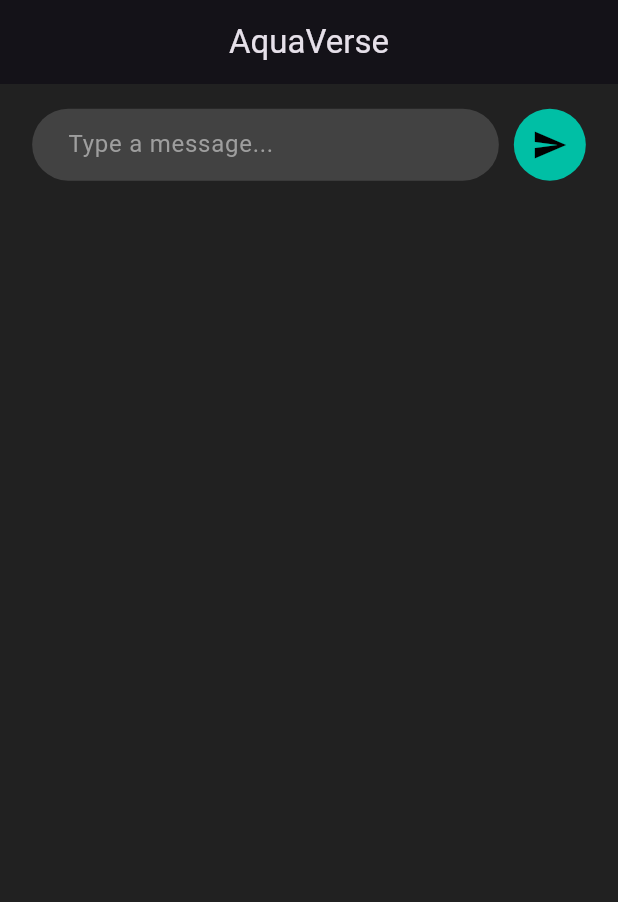
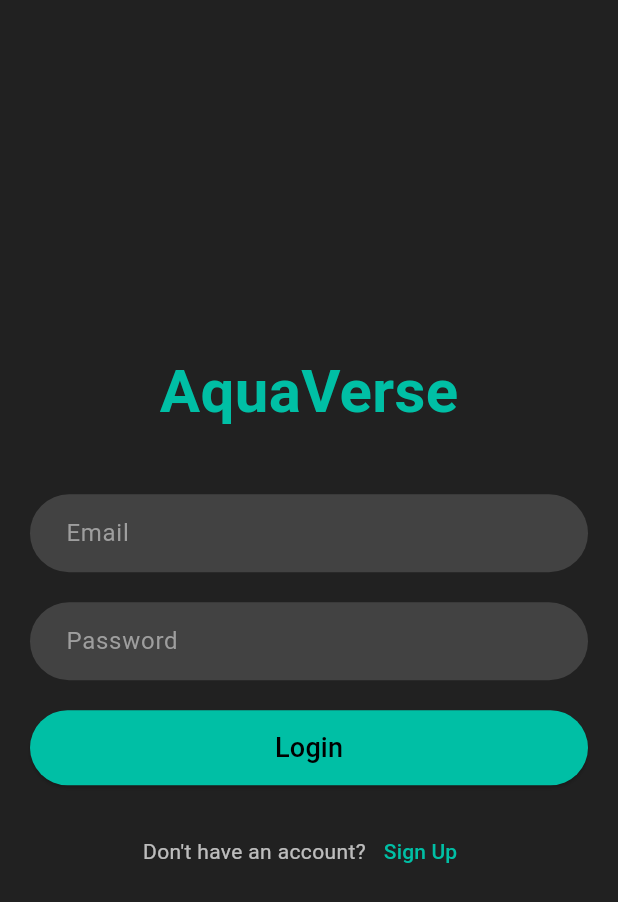
Before and after one commit to palashshrote/gemini_clone, a Flutter app: the screen it shows after launch, on a phone screen of 412 x 824 dp. Shown: the top 902 px of the screen. Run offline on Flutter 3.47's test engine with Material 3 defaults, Android fonts, the phone set to English and light mode, and no system bars; our stand-ins replace bloc, dio, flutter_bloc, flutter_dotenv, flutter_screenutil.

Commit message:
landing page added

```diff
--- a/lib/main.dart
+++ b/lib/main.dart
@@ -2,6 +2,7 @@ import 'package:flutter/material.dart';
 import 'package:flutter_dotenv/flutter_dotenv.dart';
 import 'package:flutter_screenutil/flutter_screenutil.dart';
 import 'package:gemini_clone/pages/home_page.dart';
+import 'package:gemini_clone/pages/landing_page.dart';
 
 Future main() async {
   await dotenv.load(fileName: ".env");
@@ -27,7 +28,8 @@ class MainApp extends StatelessWidget {
           ),
         );
       },
-      child: HomePage(),
+      // child: HomePage(),
+      child: LandingPage(),
     );
   }
 }
--- /dev/null
+++ b/lib/pages/landing_page.dart
@@ -0,0 +1,162 @@
+import 'package:flutter/material.dart';
+import 'package:gemini_clone/pages/home_page.dart';
+
+class LandingPage extends StatefulWidget {
+  const LandingPage({super.key});
+
+  @override
+  State<LandingPage> createState() => _LandingPageState();
+}
+
+class _LandingPageState extends State<LandingPage> {
+  bool isLogin = true;
+  final TextEditingController emailController = TextEditingController();
+  final TextEditingController passwordController = TextEditingController();
+  final TextEditingController confirmPasswordController =
+      TextEditingController();
+
+  @override
+  Widget build(BuildContext context) {
+    return Scaffold(
+      backgroundColor: Colors.grey.shade900,
+      body: SafeArea(
+        child: Center(
+          child: SingleChildScrollView(
+            padding: const EdgeInsets.all(20),
+            child: Column(
+              mainAxisAlignment: MainAxisAlignment.center,
+              children: [
+                // App Name
+                Text(
+                  'AquaVerse',
+                  style: TextStyle(
+                    fontSize: 40,
+                    fontWeight: FontWeight.bold,
+                    color: Colors.tealAccent.shade700,
+                  ),
+                ),
+                const SizedBox(height: 40),
+
+                // Email
+                TextField(
+                  controller: emailController,
+                  style: const TextStyle(color: Colors.white),
+                  decoration: InputDecoration(
+                    hintText: "Email",
+                    hintStyle: TextStyle(color: Colors.grey.shade500),
+                    filled: true,
+                    fillColor: Colors.grey.shade800,
+                    border: OutlineInputBorder(
+                      borderRadius: BorderRadius.circular(30),
+                      borderSide: BorderSide.none,
+                    ),
+                    contentPadding: const EdgeInsets.symmetric(
+                        vertical: 14, horizontal: 20),
+                  ),
+                ),
+                const SizedBox(height: 20),
+
+                // Password
+                TextField(
+                  controller: passwordController,
+                  obscureText: true,
+                  style: const TextStyle(color: Colors.white),
+                  decoration: InputDecoration(
+                    hintText: "Password",
+                    hintStyle: TextStyle(color: Colors.grey.shade500),
+                    filled: true,
+                    fillColor: Colors.grey.shade800,
+                    border: OutlineInputBorder(
+                      borderRadius: BorderRadius.circular(30),
+                      borderSide: BorderSide.none,
+                    ),
+                    contentPadding: const EdgeInsets.symmetric(
+                        vertical: 14, horizontal: 20),
+                  ),
+                ),
+                const SizedBox(height: 20),
+
+                // Confirm Password (only in Sign Up mode)
+                if (!isLogin)
+                  Column(
+                    children: [
+                      TextField(
+                        controller: confirmPasswordController,
+                        obscureText: true,
+                        style: const TextStyle(color: Colors.white),
+                        decoration: InputDecoration(
+                          hintText: "Confirm Password",
+                          hintStyle: TextStyle(color: Colors.grey.shade500),
+                          filled: true,
+                          fillColor: Colors.grey.shade800,
+                          border: OutlineInputBorder(
+                            borderRadius: BorderRadius.circular(30),
+                            borderSide: BorderSide.none,
+                          ),
+                          contentPadding: const EdgeInsets.symmetric(
+                              vertical: 14, horizontal: 20),
+                        ),
+                      ),
+                      const SizedBox(height: 20),
+                    ],
+                  ),
+
+                // Login / Signup Button
+                ElevatedButton(
+                  style: ElevatedButton.styleFrom(
+                    backgroundColor: Colors.tealAccent.shade700,
+                    foregroundColor: Colors.black,
+                    minimumSize: const Size(double.infinity, 50),
+                    shape: RoundedRectangleBorder(
+                      borderRadius: BorderRadius.circular(30),
+                    ),
+                  ),
+                  onPressed: () {
+                    if (isLogin) {
+                      // handle login
+                      print("Logging in with ${emailController.text}");
+                    } else {
+                      // handle signup
+                      print("Signing up with ${emailController.text}");
+                    }
+                    //navigate to home_page
+                    Navigator.push(context, MaterialPageRoute(builder: (context) => const HomePage()));
+                  },
+                  child: Text(
+                    isLogin ? "Login" : "Sign Up",
+                    style: const TextStyle(fontSize: 18),
+                  ),
+                ),
+                const SizedBox(height: 20),
+
+                // Toggle Login/Signup
+                Row(
+                  mainAxisAlignment: MainAxisAlignment.center,
+                  children: [
+                    Text(
+                      isLogin
+                          ? "Don't have an account?"
+                          : "Already have an account?",
+                      style: const TextStyle(color: Colors.white70),
+                    ),
+                    TextButton(
+                      onPressed: () {
+                        setState(() {
+                          isLogin = !isLogin;
+                        });
+                      },
+                      child: Text(
+                        isLogin ? "Sign Up" : "Login",
+                        style: TextStyle(color: Colors.tealAccent.shade700),
+                      ),
+                    ),
+                  ],
+                ),
+              ],
+            ),
+          ),
+        ),
+      ),
+    );
+  }
+}
```
